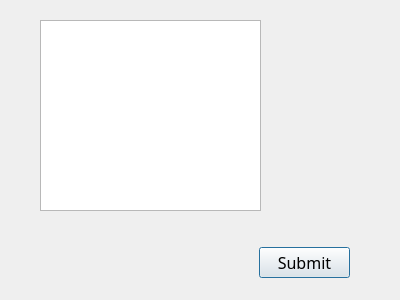
This is chat.ui in Doha-Deia/final2 as Qt 5 draws it before an edit. The edited form follows.
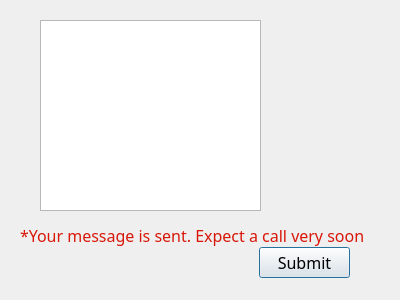
This is the edited form.

The edit to the form file:
```diff
--- a/chat.ui
+++ b/chat.ui
@@ -45,14 +45,20 @@
   <widget class="QLabel" name="labelsubmitclicked">
    <property name="geometry">
     <rect>
-     <x>40</x>
-     <y>230</y>
-     <width>351</width>
-     <height>20</height>
+     <x>20</x>
+     <y>220</y>
+     <width>371</width>
+     <height>31</height>
     </rect>
    </property>
+   <property name="font">
+    <font>
+     <family>Script MT Bold</family>
+     <pointsize>12</pointsize>
+    </font>
+   </property>
    <property name="text">
-    <string/>
+    <string>&lt;html&gt;&lt;head/&gt;&lt;body&gt;&lt;p&gt;&lt;span style=&quot; color:#d81709;&quot;&gt;*Your message is sent. Expect a call very soon&lt;/span&gt;&lt;/p&gt;&lt;/body&gt;&lt;/html&gt;</string>
    </property>
   </widget>
  </widget>
```
